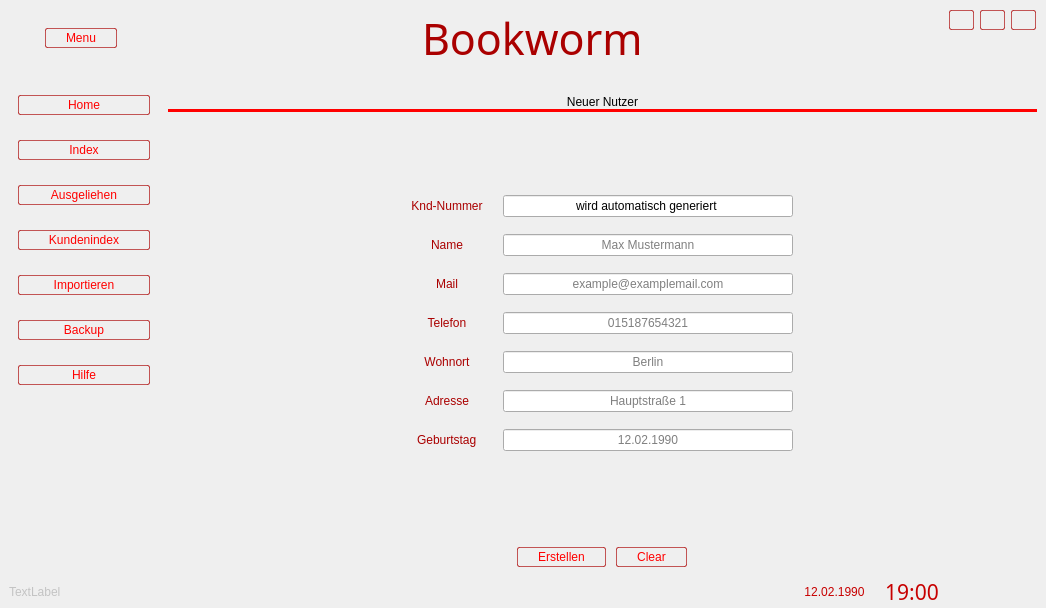
This is res/mainui.ui in sera619/Bookworm-Bookmanagementsystem as Qt 5 draws it before an edit. The edited form follows.
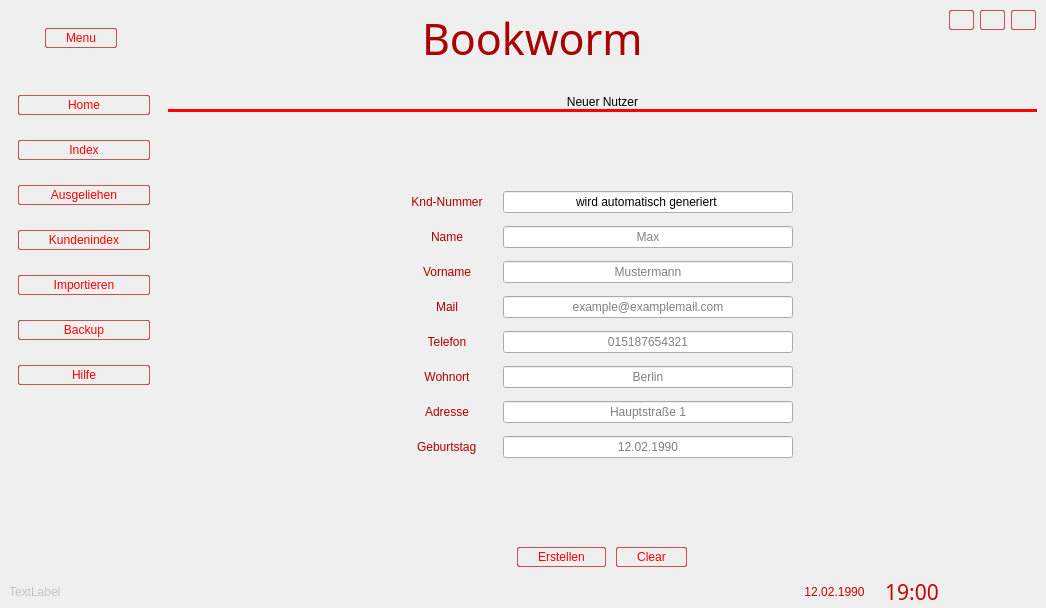
This is the edited form. The open tabs and pages were chosen to show the change. Icons and pictures are not drawn.

Commit message: add regex mail/date NewUser

The edit to the form file:
```diff
--- a/res/mainui.ui
+++ b/res/mainui.ui
@@ -500,7 +500,7 @@
              </sizepolicy>
             </property>
             <property name="currentIndex">
-             <number>2</number>
+             <number>4</number>
             </property>
             <widget class="QWidget" name="homeView">
              <property name="sizePolicy">
@@ -2995,8 +2995,8 @@
                     <property name="horizontalSpacing">
                      <number>20</number>
                     </property>
-                    <item row="2" column="1">
-                     <widget class="QLineEdit" name="newuserMailInput">
+                    <item row="6" column="1">
+                     <widget class="QLineEdit" name="newuserAdressInput">
                       <property name="sizePolicy">
                        <sizepolicy hsizetype="Expanding" vsizetype="Fixed">
                         <horstretch>0</horstretch>
@@ -3006,11 +3006,98 @@
                       <property name="focusPolicy">
                        <enum>Qt::ClickFocus</enum>
                       </property>
+                      <property name="maxLength">
+                       <number>50</number>
+                      </property>
                       <property name="alignment">
                        <set>Qt::AlignCenter</set>
                       </property>
                       <property name="placeholderText">
-                       <string>example@examplemail.com</string>
+                       <string>Hauptstraße 1</string>
+                      </property>
+                     </widget>
+                    </item>
+                    <item row="7" column="0" alignment="Qt::AlignHCenter">
+                     <widget class="QLabel" name="label_24">
+                      <property name="text">
+                       <string>Geburtstag</string>
+                      </property>
+                     </widget>
+                    </item>
+                    <item row="0" column="0">
+                     <widget class="QLabel" name="label_17">
+                      <property name="text">
+                       <string>Knd-Nummer</string>
+                      </property>
+                      <property name="alignment">
+                       <set>Qt::AlignCenter</set>
+                      </property>
+                     </widget>
+                    </item>
+                    <item row="6" column="0">
+                     <widget class="QLabel" name="label_23">
+                      <property name="text">
+                       <string>Adresse</string>
+                      </property>
+                      <property name="alignment">
+                       <set>Qt::AlignCenter</set>
+                      </property>
+                     </widget>
+                    </item>
+                    <item row="4" column="0">
+                     <widget class="QLabel" name="label_21">
+                      <property name="text">
+                       <string>Telefon</string>
+                      </property>
+                      <property name="alignment">
+                       <set>Qt::AlignCenter</set>
+                      </property>
+                     </widget>
+                    </item>
+                    <item row="1" column="1">
+                     <widget class="QLineEdit" name="newuserLastNameInput">
+                      <property name="sizePolicy">
+                       <sizepolicy hsizetype="Expanding" vsizetype="Fixed">
+                        <horstretch>0</horstretch>
+                        <verstretch>0</verstretch>
+                       </sizepolicy>
+                      </property>
+                      <property name="focusPolicy">
+                       <enum>Qt::ClickFocus</enum>
+                      </property>
+                      <property name="maxLength">
+                       <number>20</number>
+                      </property>
+                      <property name="alignment">
+                       <set>Qt::AlignCenter</set>
+                      </property>
+                      <property name="placeholderText">
+                       <string>Max</string>
+                      </property>
+                     </widget>
+                    </item>
+                    <item row="4" column="1">
+                     <widget class="QLineEdit" name="newuserPhoneInput">
+                      <property name="sizePolicy">
+                       <sizepolicy hsizetype="Expanding" vsizetype="Fixed">
+                        <horstretch>0</horstretch>
+                        <verstretch>0</verstretch>
+                       </sizepolicy>
+                      </property>
+                      <property name="focusPolicy">
+                       <enum>Qt::ClickFocus</enum>
+                      </property>
+                      <property name="inputMethodHints">
+                       <set>Qt::ImhDigitsOnly</set>
+                      </property>
+                      <property name="maxLength">
+                       <number>12</number>
+                      </property>
+                      <property name="alignment">
+                       <set>Qt::AlignCenter</set>
+                      </property>
+                      <property name="placeholderText">
+                       <string>015187654321</string>
                       </property>
                      </widget>
                     </item>
@@ -3036,14 +3123,24 @@
                       </property>
                      </widget>
                     </item>
-                    <item row="3" column="1">
-                     <widget class="QLineEdit" name="newuserPhoneInput">
-                      <property name="sizePolicy">
-                       <sizepolicy hsizetype="Expanding" vsizetype="Fixed">
-                        <horstretch>0</horstretch>
-                        <verstretch>0</verstretch>
-                       </sizepolicy>
+                    <item row="2" column="1">
+                     <widget class="QLineEdit" name="newuserNameInput">
+                      <property name="focusPolicy">
+                       <enum>Qt::ClickFocus</enum>
                       </property>
+                      <property name="maxLength">
+                       <number>20</number>
+                      </property>
+                      <property name="alignment">
+                       <set>Qt::AlignCenter</set>
+                      </property>
+                      <property name="placeholderText">
+                       <string>Mustermann</string>
+                      </property>
+                     </widget>
+                    </item>
+                    <item row="7" column="1">
+                     <widget class="QLineEdit" name="newuserBirthdayInput">
                       <property name="focusPolicy">
                        <enum>Qt::ClickFocus</enum>
                       </property>
@@ -3051,11 +3148,11 @@
                        <set>Qt::AlignCenter</set>
                       </property>
                       <property name="placeholderText">
-                       <string>015187654321</string>
+                       <string>12.02.1990</string>
                       </property>
                      </widget>
                     </item>
-                    <item row="4" column="0">
+                    <item row="5" column="0">
                      <widget class="QLabel" name="label_22">
                       <property name="text">
                        <string>Wohnort</string>
@@ -3065,56 +3162,7 @@
                       </property>
                      </widget>
                     </item>
-                    <item row="1" column="0">
-                     <widget class="QLabel" name="label_15">
-                      <property name="text">
-                       <string>Name</string>
-                      </property>
-                      <property name="alignment">
-                       <set>Qt::AlignCenter</set>
-                      </property>
-                     </widget>
-                    </item>
                     <item row="3" column="0">
-                     <widget class="QLabel" name="label_21">
-                      <property name="text">
-                       <string>Telefon</string>
-                      </property>
-                      <property name="alignment">
-                       <set>Qt::AlignCenter</set>
-                      </property>
-                     </widget>
-                    </item>
-                    <item row="1" column="1">
-                     <widget class="QLineEdit" name="newuserNameInput">
-                      <property name="sizePolicy">
-                       <sizepolicy hsizetype="Expanding" vsizetype="Fixed">
-                        <horstretch>0</horstretch>
-                        <verstretch>0</verstretch>
-                       </sizepolicy>
-                      </property>
-                      <property name="focusPolicy">
-                       <enum>Qt::ClickFocus</enum>
-                      </property>
-                      <property name="alignment">
-                       <set>Qt::AlignCenter</set>
-                      </property>
-                      <property name="placeholderText">
-                       <string>Max Mustermann</string>
-                      </property>
-                     </widget>
-                    </item>
-                    <item row="0" column="0">
-                     <widget class="QLabel" name="label_17">
-                      <property name="text">
-                       <string>Knd-Nummer</string>
-                      </property>
-                      <property name="alignment">
-                       <set>Qt::AlignCenter</set>
-                      </property>
-                     </widget>
-                    </item>
-                    <item row="2" column="0">
                      <widget class="QLabel" name="label_19">
                       <property name="text">
                        <string>Mail</string>
@@ -3124,7 +3172,17 @@
                       </property>
                      </widget>
                     </item>
-                    <item row="4" column="1">
+                    <item row="1" column="0">
+                     <widget class="QLabel" name="label_15">
+                      <property name="text">
+                       <string>Name</string>
+                      </property>
+                      <property name="alignment">
+                       <set>Qt::AlignCenter</set>
+                      </property>
+                     </widget>
+                    </item>
+                    <item row="5" column="1">
                      <widget class="QLineEdit" name="newuserCityInput">
                       <property name="sizePolicy">
                        <sizepolicy hsizetype="Expanding" vsizetype="Fixed">
@@ -3135,6 +3193,9 @@
                       <property name="focusPolicy">
                        <enum>Qt::ClickFocus</enum>
                       </property>
+                      <property name="maxLength">
+                       <number>30</number>
+                      </property>
                       <property name="alignment">
                        <set>Qt::AlignCenter</set>
                       </property>
@@ -3143,8 +3204,8 @@
                       </property>
                      </widget>
                     </item>
-                    <item row="5" column="1">
-                     <widget class="QLineEdit" name="newuserAdressInput">
+                    <item row="3" column="1">
+                     <widget class="QLineEdit" name="newuserMailInput">
                       <property name="sizePolicy">
                        <sizepolicy hsizetype="Expanding" vsizetype="Fixed">
                         <horstretch>0</horstretch>
@@ -3154,44 +3215,27 @@
                       <property name="focusPolicy">
                        <enum>Qt::ClickFocus</enum>
                       </property>
+                      <property name="maxLength">
+                       <number>35</number>
+                      </property>
                       <property name="alignment">
                        <set>Qt::AlignCenter</set>
                       </property>
                       <property name="placeholderText">
-                       <string>Hauptstraße 1</string>
+                       <string>example@examplemail.com</string>
                       </property>
                      </widget>
                     </item>
-                    <item row="5" column="0">
-                     <widget class="QLabel" name="label_23">
+                    <item row="2" column="0">
+                     <widget class="QLabel" name="label_40">
                       <property name="text">
-                       <string>Adresse</string>
+                       <string>Vorname</string>
                       </property>
                       <property name="alignment">
                        <set>Qt::AlignCenter</set>
                       </property>
                      </widget>
                     </item>
-                    <item row="6" column="0" alignment="Qt::AlignHCenter">
-                     <widget class="QLabel" name="label_24">
-                      <property name="text">
-                       <string>Geburtstag</string>
-                      </property>
-                     </widget>
-                    </item>
-                    <item row="6" column="1">
-                     <widget class="QLineEdit" name="newuserBirthdayInput">
-                      <property name="focusPolicy">
-                       <enum>Qt::ClickFocus</enum>
-                      </property>
-                      <property name="alignment">
-                       <set>Qt::AlignCenter</set>
-                      </property>
-                      <property name="placeholderText">
-                       <string>12.02.1990</string>
-                      </property>
-                     </widget>
-                    </item>
                    </layout>
                   </widget>
                  </item>
```
Left out of the diff: 2 changed lines with no effect on the pictures. The commit also changes 6 other files.
